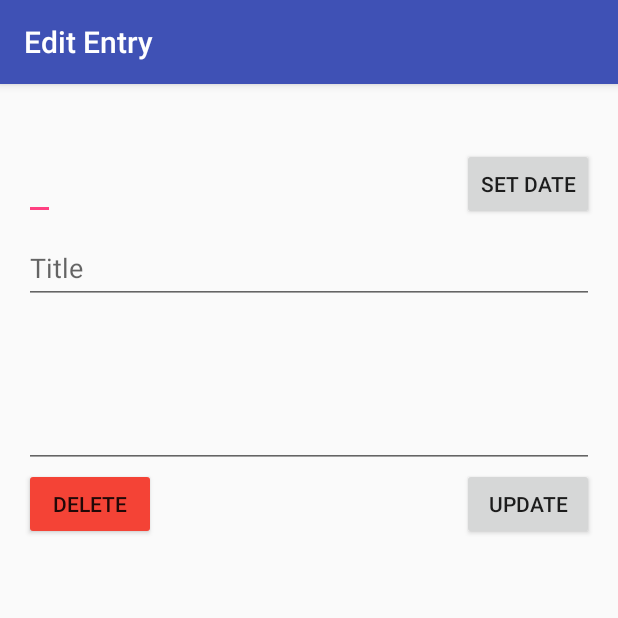
After one commit to mjuopperi/Diary, an Android app: the ModifyEntryActivity screen opened directly, with no data from a screen before it, on a phone screen of 412 x 824 dp, the top half of it. The commit adds this screen. Run offline under Robolectric (Android 15) with nearby library versions, the phone set to English and light mode, and no system bars.

Commit message:
Implement updating and deleting entries

```diff
--- a/app/src/main/AndroidManifest.xml
+++ b/app/src/main/AndroidManifest.xml
@@ -15,7 +15,12 @@
                 <category android:name="android.intent.category.LAUNCHER" />
             </intent-filter>
         </activity>
-        <activity android:name=".AddEntryActivity" android:label="@string/label_add_entry"></activity>
+        <activity
+            android:name=".AddEntryActivity"
+            android:label="@string/label_add_entry" />
+        <activity
+            android:name=".ModifyEntryActivity"
+            android:label="@string/label_modify_entry" />
     </application>
 
 </manifest>
--- a/app/src/main/java/com/github/mjuopperi/diary/DiaryActivity.java
+++ b/app/src/main/java/com/github/mjuopperi/diary/DiaryActivity.java
@@ -5,10 +5,10 @@ import android.database.Cursor;
 import android.support.v7.app.AppCompatActivity;
 import android.os.Bundle;
 import android.view.View;
+import android.widget.AdapterView;
 import android.widget.ListView;
 import android.widget.SimpleCursorAdapter;
-
-import java.util.Date;
+import android.widget.TextView;
 
 public class DiaryActivity extends AppCompatActivity {
 
@@ -37,6 +37,29 @@ public class DiaryActivity extends AppCompatActivity {
         adapter.notifyDataSetChanged();
 
         listView.setAdapter(adapter);
+
+        listView.setOnItemClickListener(new AdapterView.OnItemClickListener() {
+            @Override
+            public void onItemClick(AdapterView<?> parent, View view, int position, long viewId) {
+                TextView idTextView = (TextView) view.findViewById(R.id.id);
+                TextView dateTextView = (TextView) view.findViewById(R.id.date);
+                TextView titleTextView = (TextView) view.findViewById(R.id.title);
+                TextView descriptionTextView = (TextView) view.findViewById(R.id.description);
+
+                int id = Integer.parseInt(idTextView.getText().toString());
+                String date = dateTextView.getText().toString();
+                String title = titleTextView.getText().toString();
+                String description = descriptionTextView.getText().toString();
+
+                Intent modifyIntent = new Intent(getApplicationContext(), ModifyEntryActivity.class);
+                modifyIntent.putExtra("id", id);
+                modifyIntent.putExtra("date", date);
+                modifyIntent.putExtra("title", title);
+                modifyIntent.putExtra("description", description);
+
+                startActivity(modifyIntent);
+            }
+        });
     }
 
     public void addEntry(View view) {
--- /dev/null
+++ b/app/src/main/java/com/github/mjuopperi/diary/ModifyEntryActivity.java
@@ -0,0 +1,58 @@
+package com.github.mjuopperi.diary;
+
+import android.content.Intent;
+import android.support.design.widget.TextInputEditText;
+import android.support.v7.app.AppCompatActivity;
+import android.os.Bundle;
+import android.view.View;
+import android.widget.EditText;
+import android.widget.Toast;
+
+import java.util.Date;
+
+public class ModifyEntryActivity extends AppCompatActivity {
+
+    private DBManager dbManager;
+
+    private TextInputEditText dateInput;
+    private TextInputEditText titleInput;
+    private EditText descriptionInput;
+
+    private int id;
+
+    @Override
+    protected void onCreate(Bundle savedInstanceState) {
+        super.onCreate(savedInstanceState);
+        setContentView(R.layout.activity_modify_entry);
+
+        dateInput = (TextInputEditText) findViewById(R.id.date);
+        titleInput = (TextInputEditText) findViewById(R.id.title);
+        descriptionInput = (EditText) findViewById(R.id.description);
+
+        dateInput.setText(getIntent().getStringExtra("date"));
+        titleInput.setText(getIntent().getStringExtra("title"));
+        descriptionInput.setText(getIntent().getStringExtra("description"));
+
+        id = getIntent().getIntExtra("id", 0);
+
+        dbManager = new DBManager(this);
+        dbManager.open();
+    }
+
+    public void deleteEntry(View view) {
+        dbManager.delete(id);
+        Intent main = new Intent(ModifyEntryActivity.this, DiaryActivity.class).setFlags(Intent.FLAG_ACTIVITY_CLEAR_TOP);
+        startActivity(main);
+    }
+
+    public void updateEntry(View view) {
+        Date date = Util.parseDate(dateInput.getText().toString());
+        if (date == null) {
+            Toast.makeText(getApplicationContext(), "Invalid date", Toast.LENGTH_SHORT).show();
+        } else {
+            dbManager.update(id, date, titleInput.getText().toString(), descriptionInput.getText().toString());
+            Intent main = new Intent(ModifyEntryActivity.this, DiaryActivity.class).setFlags(Intent.FLAG_ACTIVITY_CLEAR_TOP);
+            startActivity(main);
+        }
+    }
+}
--- /dev/null
+++ b/app/src/main/res/layout/activity_modify_entry.xml
@@ -0,0 +1,71 @@
+<?xml version="1.0" encoding="utf-8"?>
+<RelativeLayout xmlns:android="http://schemas.android.com/apk/res/android"
+    android:layout_width="match_parent"
+    android:layout_height="match_parent"
+    android:padding="16dp">
+
+
+    <android.support.design.widget.TextInputLayout
+        android:id="@+id/date_layout"
+        android:layout_width="wrap_content"
+        android:layout_height="wrap_content" >
+        <android.support.design.widget.TextInputEditText
+            android:id="@+id/date"
+            android:layout_width="match_parent"
+            android:layout_height="wrap_content"
+            android:hint="@string/label_date"
+            android:textSize="32sp"
+            />
+    </android.support.design.widget.TextInputLayout>
+    <Button
+        android:id="@+id/set_date"
+        android:layout_width="wrap_content"
+        android:layout_height="wrap_content"
+        android:text="@string/button_set_date"
+        android:layout_alignBottom="@+id/date_layout"
+        android:layout_alignParentRight="true"
+        android:layout_alignParentEnd="true"
+        android:onClick="setDate"/>
+
+    <android.support.design.widget.TextInputLayout
+        android:id="@+id/title_layout"
+        android:layout_width="match_parent"
+        android:layout_height="wrap_content"
+        android:layout_below="@+id/date_layout">
+        <android.support.design.widget.TextInputEditText
+            android:id="@+id/title"
+            android:layout_width="match_parent"
+            android:layout_height="wrap_content"
+            android:hint="@string/label_title"/>
+    </android.support.design.widget.TextInputLayout>
+
+    <EditText
+        android:id="@+id/description"
+        android:inputType="textMultiLine"
+        android:lines="4"
+        android:gravity="top|left"
+        android:layout_height="wrap_content"
+        android:layout_width="match_parent"
+        android:scrollbars="vertical"
+        android:layout_below="@+id/title_layout" />
+
+    <Button
+        android:id="@+id/delete_entry"
+        android:layout_width="wrap_content"
+        android:layout_height="wrap_content"
+        android:text="@string/button_delete_entry"
+        android:layout_below="@+id/description"
+        android:layout_alignParentLeft="true"
+        android:backgroundTint="@color/colorWarn"
+        android:onClick="deleteEntry"/>
+
+    <Button
+        android:id="@+id/update_entry"
+        android:layout_width="wrap_content"
+        android:layout_height="wrap_content"
+        android:text="@string/button_update_entry"
+        android:layout_below="@+id/description"
+        android:layout_alignParentRight="true"
+        android:onClick="updateEntry"/>
+
+</RelativeLayout>
--- a/app/src/main/res/values/colors.xml
+++ b/app/src/main/res/values/colors.xml
@@ -3,4 +3,5 @@
     <color name="colorPrimary">#3F51B5</color>
     <color name="colorPrimaryDark">#303F9F</color>
     <color name="colorAccent">#FF4081</color>
+    <color name="colorWarn">#F44336</color>
 </resources>
--- a/app/src/main/res/values/strings.xml
+++ b/app/src/main/res/values/strings.xml
@@ -5,6 +5,9 @@
     <string name="label_title">Title</string>
     <string name="label_description">Notes</string>
     <string name="label_add_entry">Add Entry</string>
+    <string name="label_modify_entry">Edit Entry</string>
     <string name="button_set_date">Set Date</string>
     <string name="button_save_entry">Save Entry</string>
+    <string name="button_update_entry">Update</string>
+    <string name="button_delete_entry">Delete</string>
 </resources>
```
